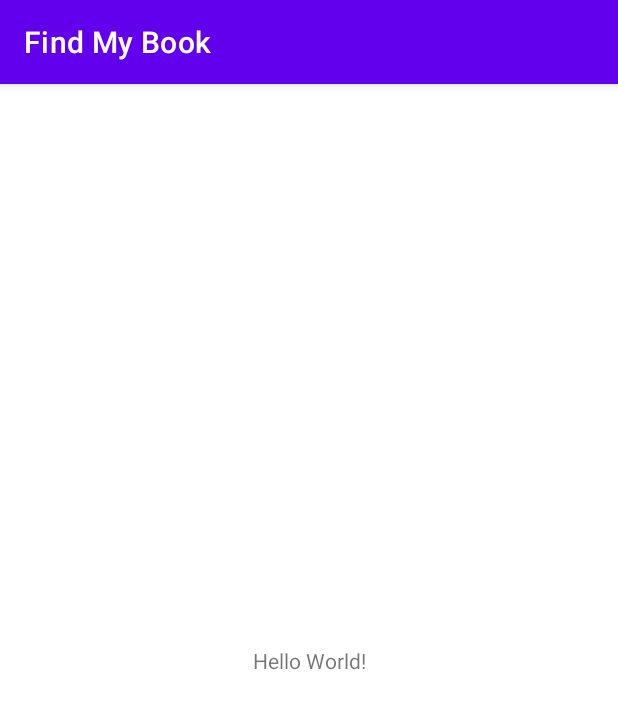
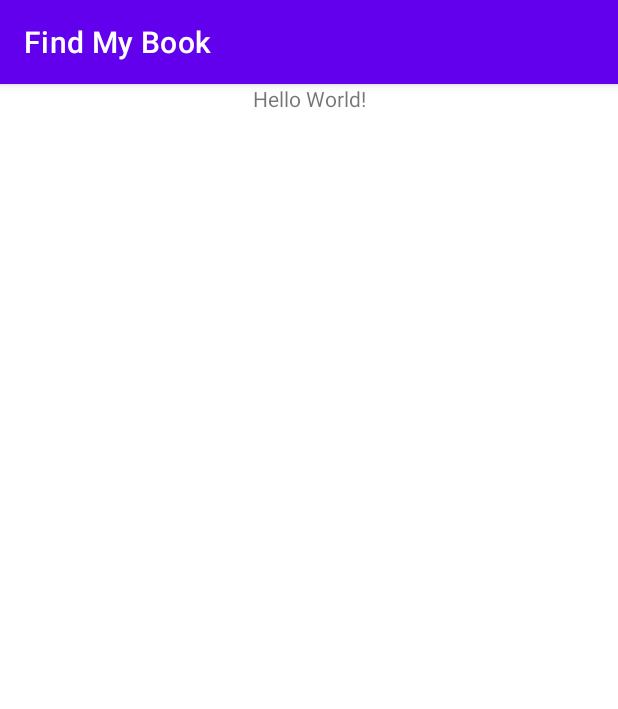
Before and after one commit to omer2129/Find_My_Book, an Android app: the screen it shows after launch (MainActivity), on a phone screen of 412 x 824 dp. Shown: the top 709 px of the screen. Run offline under Robolectric (Android 15) with nearby library versions, the phone set to English and light mode, and no system bars.

Commit message:
added match parent

```diff
--- a/app/src/main/res/layout/activity_main.xml
+++ b/app/src/main/res/layout/activity_main.xml
@@ -8,11 +8,13 @@
 
     <TextView
         android:layout_width="wrap_content"
-        android:layout_height="wrap_content"
+        android:layout_height="match_parent"
         android:text="Hello World!"
         app:layout_constraintBottom_toBottomOf="parent"
         app:layout_constraintLeft_toLeftOf="parent"
         app:layout_constraintRight_toRightOf="parent"
-        app:layout_constraintTop_toTopOf="parent" />
+        app:layout_constraintTop_toTopOf="parent"
+
+        />
 
 </androidx.constraintlayout.widget.ConstraintLayout>
```
